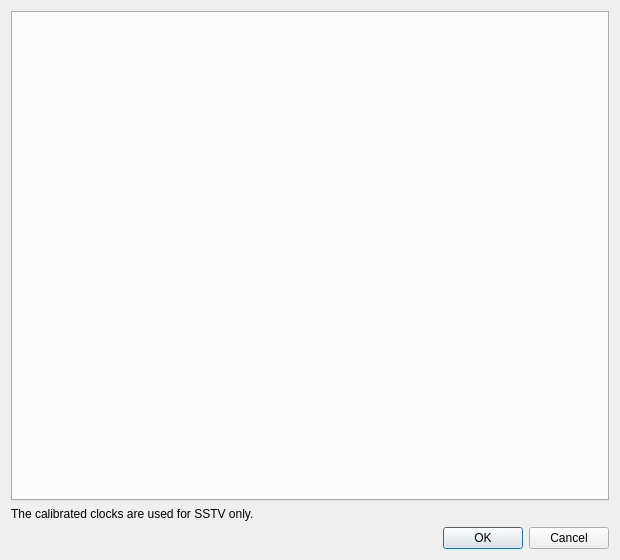
Above: src/sound/calibration.ui from jbdubbs/QSSTV-Experimental before the change. Below: the same form after it.
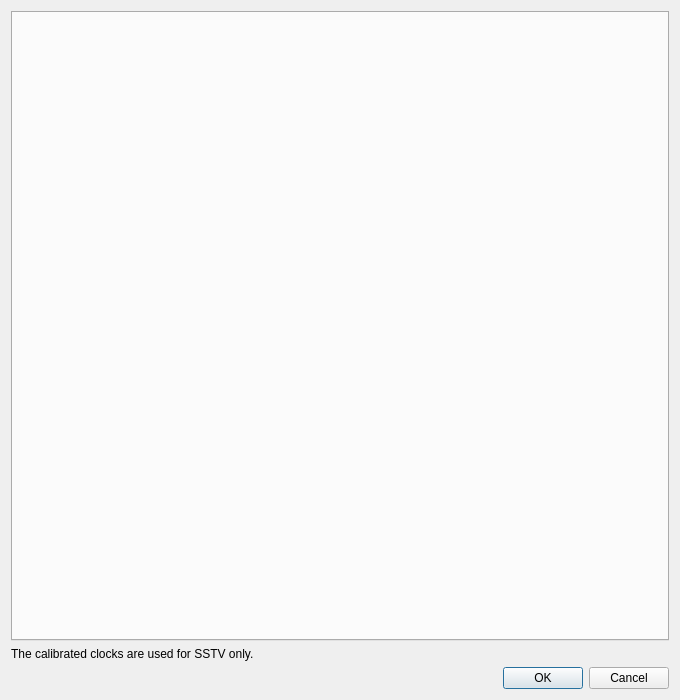
That is the form after the change.

```diff
--- a/src/sound/calibration.ui
+++ b/src/sound/calibration.ui
@@ -6,8 +6,8 @@
    <rect>
     <x>0</x>
     <y>0</y>
-    <width>620</width>
-    <height>560</height>
+    <width>680</width>
+    <height>700</height>
    </rect>
   </property>
   <property name="windowTitle">
```
